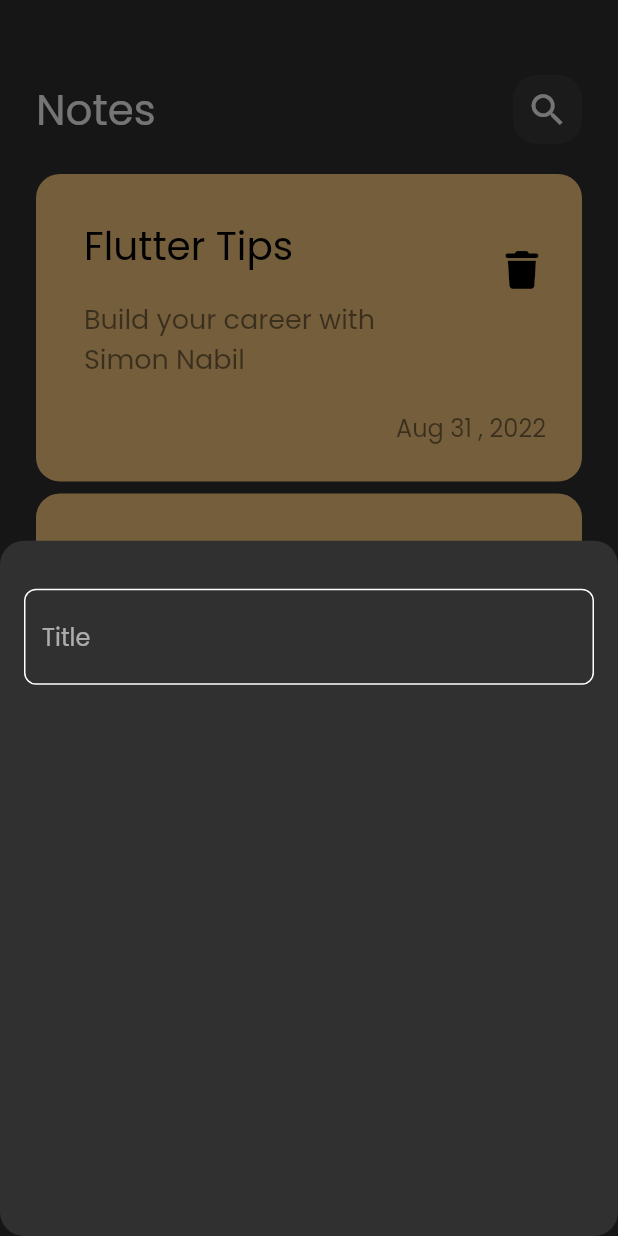
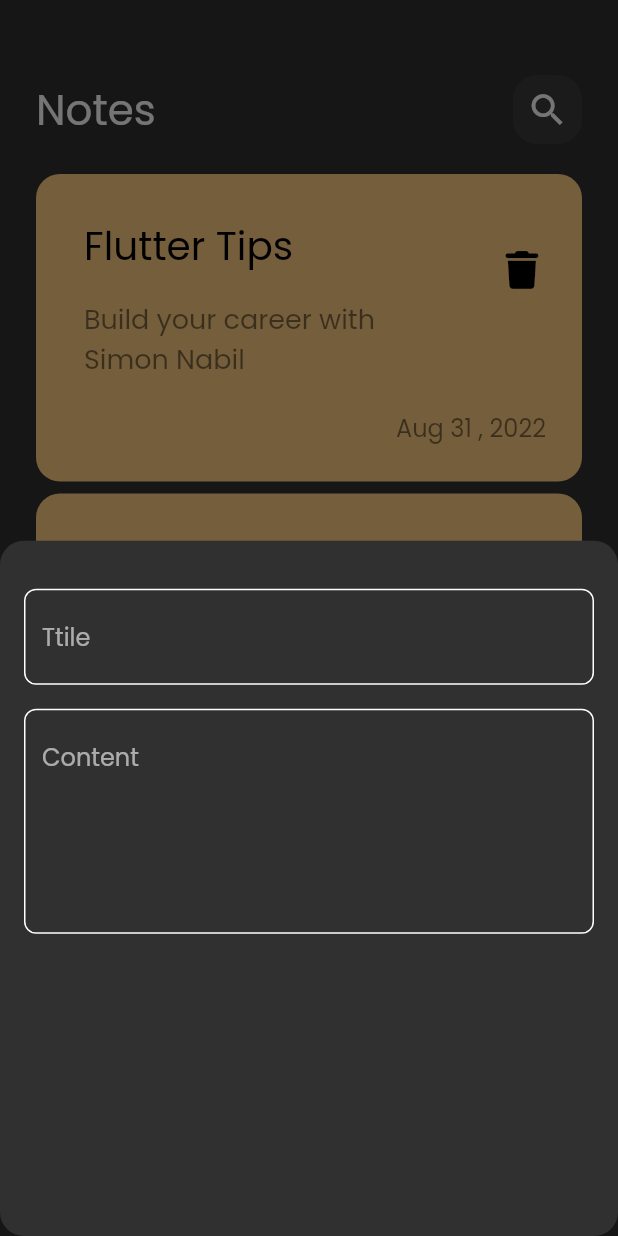
Before and after one commit to Simonnabil22/notes_app, a Flutter app: the screen it shows after launch, after a tap on the "add" icon, on a phone screen of 412 x 824 dp. Run offline on Flutter 3.47's test engine with Material 2 defaults, Android fonts, the phone set to English and light mode, and no system bars; our stand-ins replace font_awesome_flutter.

Commit message:
add fields to notes bottom sheet

```diff
--- a/lib/widgets/add_note_bottom_sheet.dart
+++ b/lib/widgets/add_note_bottom_sheet.dart
@@ -13,7 +13,16 @@ class AddNoteBottomSheet extends StatelessWidget {
           SizedBox(
             height: 32,
           ),
-          CustomTextField(),
+          CustomTextField(
+            hint: 'Ttile',
+          ),
+          SizedBox(
+            height: 16,
+          ),
+          CustomTextField(
+            hint: 'Content',
+            maxLines: 5,
+          ),
         ],
       ),
     );
--- a/lib/widgets/custom_text_field.dart
+++ b/lib/widgets/custom_text_field.dart
@@ -2,17 +2,21 @@ import 'package:flutter/material.dart';
 import 'package:notes_app/widgets/constants.dart';
 
 class CustomTextField extends StatelessWidget {
-  const CustomTextField({super.key});
+  const CustomTextField({super.key, required this.hint,
+    this.maxLines = 1});
 
+final String hint;
+  final int maxLines;
   @override
   Widget build(BuildContext context) {
-    return  TextField(
-      cursorColor:kPrimaryColor ,
+    return TextField(
+      cursorColor: kPrimaryColor,
+      maxLines: maxLines,
       decoration: InputDecoration(
-      hintText: 'Title',
+        hintText: hint,
         border: buildBorder(),
         enabledBorder: buildBorder(),
-       focusedBorder: buildBorder(kPrimaryColor) ,
+        focusedBorder: buildBorder(kPrimaryColor),
       ),
     );
   }
@@ -22,9 +26,8 @@ class CustomTextField extends StatelessWidget {
         borderRadius: BorderRadius.circular(
           8,
         ),
-      borderSide:  BorderSide(
+        borderSide: BorderSide(
           color: color ?? Colors.white,
-      )
-     );
+        ));
   }
 }
```
Lines whose indentation alone changed are shown as unchanged.
